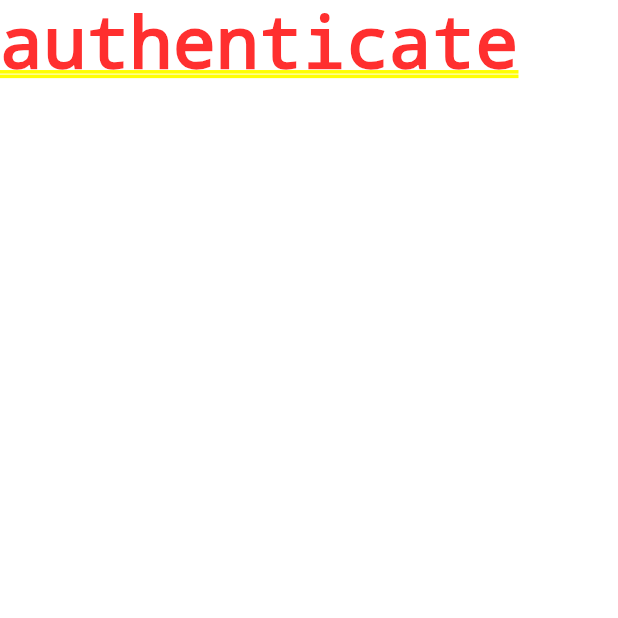
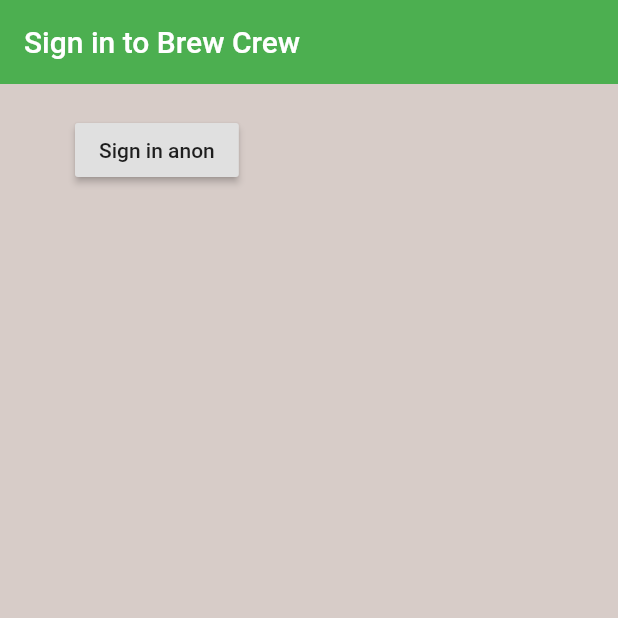
Before and after one commit to kiranparajuli589/flutter-firebase-brew, a Flutter app: the screen it shows after launch, on a phone screen of 412 x 824 dp, the top half of it. Run offline on Flutter 3.47's test engine with Material 2 defaults, Android fonts, the phone set to English and light mode, and no system bars; our stand-ins replace firebase_auth; accounts and stored records are empty.

Commit message:
Added signInAnonymously integration

```diff
--- a/lib/screens/authenticate/authenticate.dart
+++ b/lib/screens/authenticate/authenticate.dart
@@ -1,3 +1,4 @@
+import 'package:first_flutter_brew/screens/authenticate/sign_in.dart';
 import 'package:flutter/material.dart';
 
 class Authenticate extends StatefulWidget {
@@ -10,7 +11,7 @@ class _AuthenticateState extends State<Authenticate> {
   @override
   Widget build(BuildContext context) {
     return Container(
-      child: Text('authenticate'),
+      child: SignIn(),
     );
   }
 }
--- /dev/null
+++ b/lib/screens/authenticate/sign_in.dart
@@ -0,0 +1,37 @@
+import 'package:first_flutter_brew/services/auth.dart';
+import 'package:flutter/material.dart';
+
+class SignIn extends StatefulWidget {
+  @override
+  _SignInState createState() => _SignInState();
+}
+
+class _SignInState extends State<SignIn> {
+  final AuthService _auth = AuthService();
+
+  @override
+  Widget build(BuildContext context) {
+    return Scaffold(
+      backgroundColor: Colors.brown[100],
+      appBar: AppBar(
+        backgroundColor: Colors.green[500],
+        elevation: 0.0,
+        title: Text("Sign in to Brew Crew"),
+      ),
+      body: Container(
+        padding: EdgeInsets.symmetric(vertical: 20, horizontal: 50),
+        child: RaisedButton(
+            child: Text("Sign in anon"),
+            onPressed: () async {
+              dynamic result = await _auth.signInAnonymously();
+              if (result == null) {
+                print("error signing in");
+              } else {
+                print("signed in");
+                print(result);
+              }
+            }),
+      ),
+    );
+  }
+}
--- a/lib/services/auth.dart
+++ b/lib/services/auth.dart
@@ -10,9 +10,9 @@ class AuthService {
       FirebaseUser user = result.user;
       return user;
     } catch (e) {
-      print(e.toString());
-      return null;
-    }
+        print(e.toString());
+        return null;
+      }
   }
 
   // signin with email & password
```
Also changed, not shown: 1 other file.
